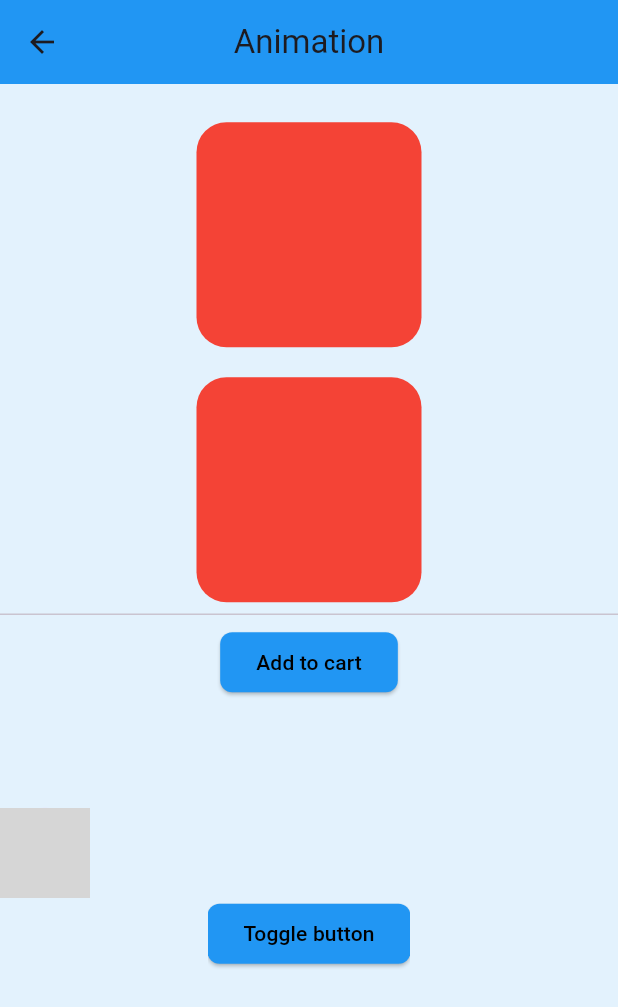
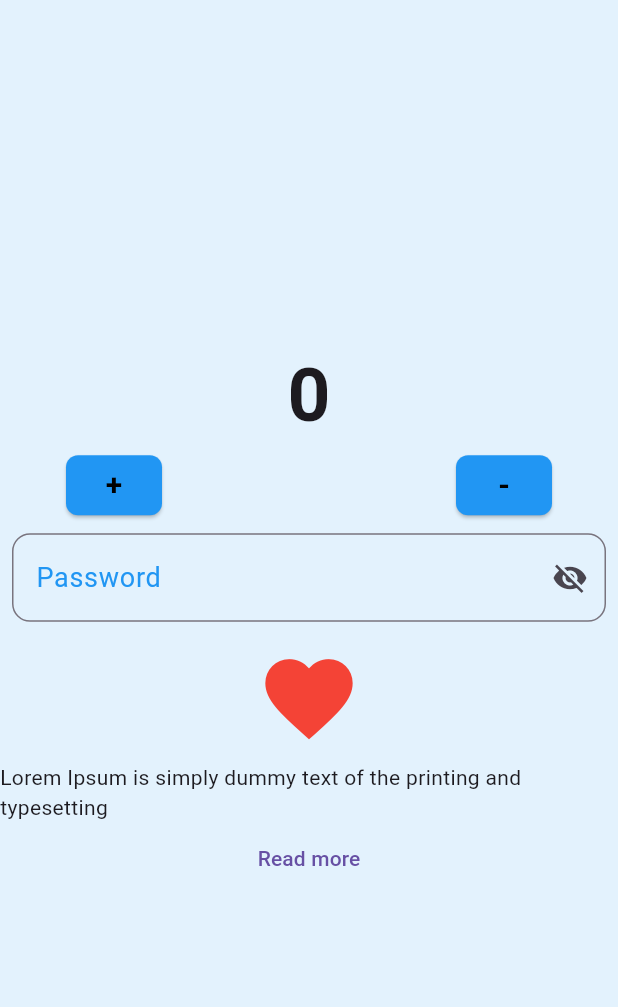
Before and after one commit to taufiqurSabbir/flutter_15, a Flutter app: the screen it shows after launch, on a phone screen of 412 x 824 dp. Shown: the top 1007 px of the screen. Run offline on Flutter 3.47's test engine with Material 3 defaults, Android fonts, the phone set to English and light mode, and no system bars; our stand-ins replace flutter_screenutil; grey boxes are pictures that could not be loaded.

Commit message:
module-13 class-1

```diff
--- a/lib/app.dart
+++ b/lib/app.dart
@@ -13,6 +13,7 @@ import 'package:flutter_15/module_12/navi/page3.dart';
 import 'package:flutter_screenutil/flutter_screenutil.dart';
 import 'home.dart';
 import 'module_10/class_3.dart';
+import 'module_13/class_1.dart';
 import 'module_9/class_3.dart';
 
 class MyApp extends StatelessWidget {
@@ -39,8 +40,9 @@ class MyApp extends StatelessWidget {
           '/page3':(context) =>  Page3(),
           '/Module12Class2':(context) =>  Module12Class2(),
           '/Module12Class3':(context) =>  Module12Class3(),
+          '/Module13Class1':(context) =>  Module13Class1(),
         },
-        initialRoute: '/Module12Class3',
+        initialRoute: '/Module13Class1',
 
         theme: ThemeData(
             brightness: Brightness.light,
--- /dev/null
+++ b/lib/module_13/class_1.dart
@@ -0,0 +1,96 @@
+import 'package:flutter/material.dart';
+
+class Module13Class1 extends StatefulWidget {
+  const Module13Class1({super.key});
+
+  @override
+  State<Module13Class1> createState() => _Module13Class1State();
+}
+
+class _Module13Class1State extends State<Module13Class1> {
+  int number = 0;
+  bool isShow = false;
+  String LongText = "Lorem Ipsum is simply dummy text of the printing and typesetting industry. Lorem Ipsum has been the industry's standard dummy text ever since the 1500s, when an unknown printer took a galley of type and scrambled it to make a type specimen book. It has survived not only five centuries, but also the leap into electronic typesetting, remaining essentially unchanged. It was popularised in the 1960s with the release of Letraset sheets containing Lorem Ipsum passages, and more recently with desktop publishing software like Aldus PageMaker including versions of Lorem Ipsum";
+  bool isReadMore = false;
+  @override
+  Widget build(BuildContext context) {
+    return Scaffold(
+      body: Center(
+        child: Column(
+          mainAxisAlignment: MainAxisAlignment.center,
+          crossAxisAlignment: CrossAxisAlignment.center,
+          children: [
+            Text(number.toString(),style: TextStyle(
+              fontSize: 50,
+              fontWeight: FontWeight.bold
+            ),),
+
+            Row(
+              mainAxisAlignment: MainAxisAlignment.spaceAround,
+
+              children: [
+                ElevatedButton(onPressed: (){
+
+                  setState(() {
+                    number++;
+                    print(number);
+                  });
+                }, child: Text('+',style: TextStyle(
+                    fontSize: 20,
+                    fontWeight: FontWeight.bold
+                ))),
+                SizedBox(width: 20,),
+                ElevatedButton(onPressed: (){
+                  setState(() {
+                    number--;
+                    print(number);
+                  });
+
+                }, child: Text('-',
+                    style: TextStyle(
+                        fontSize: 20,
+                        fontWeight: FontWeight.bold
+                    )
+                )),
+              ],
+            ),
+
+            Padding(
+              padding: const EdgeInsets.all(8.0),
+              child: TextField(
+                obscureText: isShow,
+                decoration: InputDecoration(
+                  hintText: 'Password',
+                  suffixIcon: IconButton(onPressed: (){
+                    setState(() {
+                      isShow = !isShow;
+                    });
+                  }, icon: Icon( isShow ? Icons.visibility : Icons.visibility_off))
+                ),
+              ),
+            ),
+
+
+            IconButton(onPressed: (){
+              setState(() {
+                isShow = !isShow;
+              });
+            }, icon: Icon(isShow ? Icons.favorite_border : Icons.favorite , color: Colors.red, size: 70,)),
+
+
+            Column(
+              children: [
+                Text(isReadMore ? LongText  :'Lorem Ipsum is simply dummy text of the printing and typesetting'),
+                TextButton(onPressed: (){
+                  setState(() {
+                    isReadMore = !isReadMore;
+                  });
+                }, child: Text(isReadMore ? 'Hide' : 'Read more'))
+              ],
+            )
+          ],
+        ),
+      ),
+    );
+  }
+}
```
Also changed, not shown: 1 other file.
